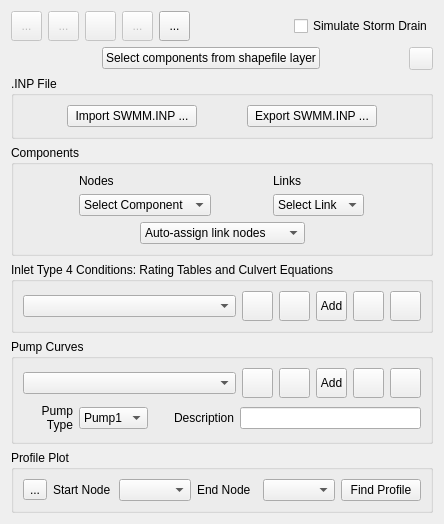
First picture: the form in flo2d/ui/storm_drain_editor.ui, repository FLO-2DSoftware/qgis-flo-2d-plugin, before the edit.
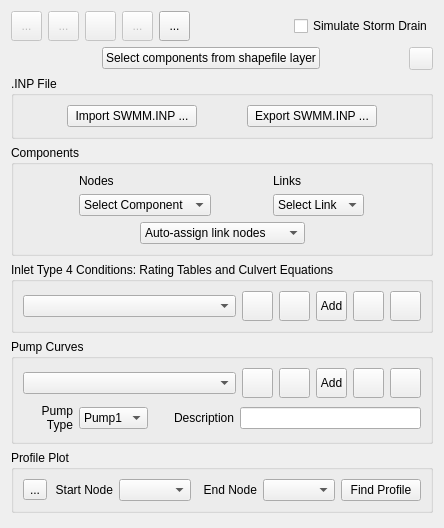
Second picture: the form after the edit. Icons and pictures are not drawn.

Patch:
```diff
--- a/flo2d/ui/storm_drain_editor.ui
+++ b/flo2d/ui/storm_drain_editor.ui
@@ -7,7 +7,7 @@
     <x>0</x>
     <y>0</y>
     <width>444</width>
-    <height>524</height>
+    <height>528</height>
    </rect>
   </property>
   <property name="minimumSize">
@@ -851,6 +851,9 @@
           <property name="text">
            <string>End Node</string>
           </property>
+          <property name="alignment">
+           <set>Qt::AlignRight|Qt::AlignTrailing|Qt::AlignVCenter</set>
+          </property>
          </widget>
         </item>
         <item row="0" column="5">
@@ -871,6 +874,9 @@
           <property name="text">
            <string>Start Node</string>
           </property>
+          <property name="alignment">
+           <set>Qt::AlignRight|Qt::AlignTrailing|Qt::AlignVCenter</set>
+          </property>
          </widget>
         </item>
         <item row="0" column="0">
```
Left out of the diff: 980 changed lines with no effect on the pictures.
